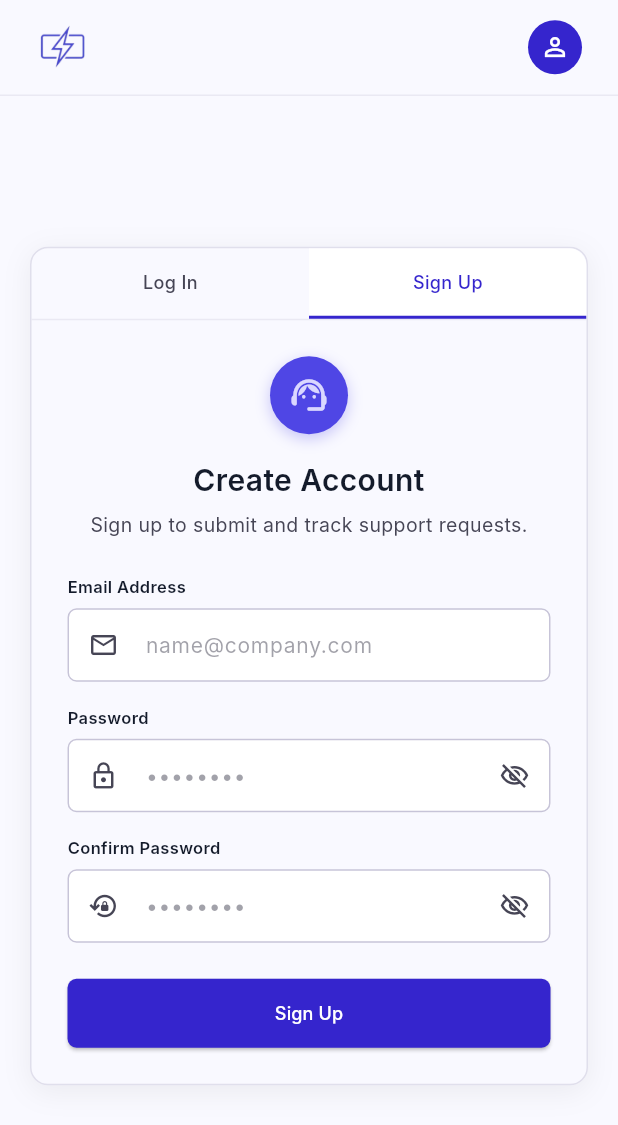
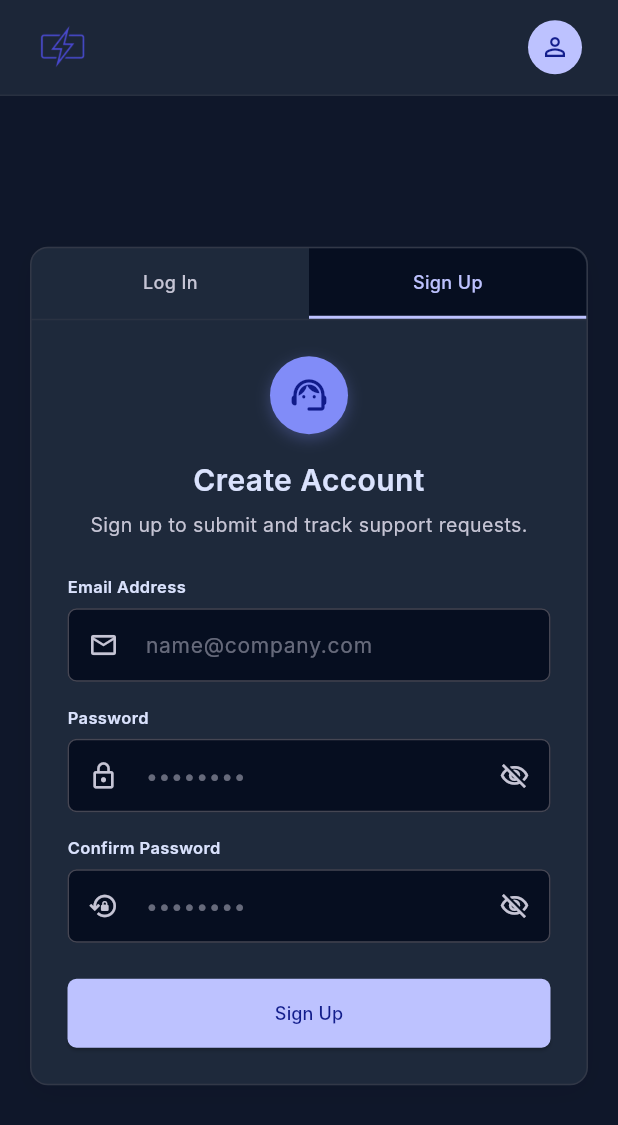
Before and after one commit to TDH9001/helpdesk_lite, a Flutter app: the screen it shows after launch, after a tap on "Sign Up", on a phone screen of 412 x 824 dp. Shown: the top 1125 px of the screen. Run offline on Flutter 3.47's test engine with Material 3 defaults, Android fonts, the phone set to English and light mode, and no system bars; our stand-ins replace device_preview_plus, flutter_bloc, go_router; Roboto replaces fonts that are missing (Inter).

Commit message:
added theme cubit added 2 buttons to controol themes

```diff
--- a/lib/core/utils/app fonts/app_fonts.dart
+++ b/lib/core/utils/app fonts/app_fonts.dart
@@ -8,6 +8,28 @@ class AppFonts {
       TextStyle(
         fontFamily: 'Cairo',
         fontSize: 14,
+        fontWeight: FontWeight.w500,
+        color: color,
+      );
+
+  TextStyle mobileCoreLanguageToggleInter12Medium(
+    BuildContext context, {
+    Color? color,
+  }) =>
+      TextStyle(
+        fontFamily: 'Inter',
+        fontSize: 12,
+        fontWeight: FontWeight.w500,
+        color: color,
+      );
+
+  TextStyle mobileCoreThemeToggleInter12Medium(
+    BuildContext context, {
+    Color? color,
+  }) =>
+      TextStyle(
+        fontFamily: 'Inter',
+        fontSize: 12,
         fontWeight: FontWeight.w500,
         color: color,
       );
--- /dev/null
+++ b/lib/core/utils/app_theme/theme_cubit/theme_cubit.dart
@@ -0,0 +1,7 @@
+import 'package:flutter_bloc/flutter_bloc.dart';
+
+enum ThemeModes { light, dark }
+
+class ThemeCubit extends Cubit<ThemeModes> {
+  ThemeCubit() : super(ThemeModes.dark);
+}
--- a/lib/main.dart
+++ b/lib/main.dart
@@ -3,6 +3,7 @@ import 'package:flutter/foundation.dart';
 import 'package:flutter/material.dart';
 import 'package:flutter_bloc/flutter_bloc.dart';
 import 'package:mvvvm_template_with_basic_services/core/utils/app_theme/app_theme.dart';
+import 'package:mvvvm_template_with_basic_services/core/utils/app_theme/theme_cubit/theme_cubit.dart';
 import 'package:mvvvm_template_with_basic_services/core/utils/localization_service/app_localizations.dart';
 import 'package:mvvvm_template_with_basic_services/core/utils/localization_service/localization_cubit/localization_cubit.dart';
 import 'package:mvvvm_template_with_basic_services/core/utils/routing_service/routing-service.dart';
@@ -12,8 +13,11 @@ void main() {
   runApp(
     DevicePreview(
       enabled: !kReleaseMode,
-      builder: (context) => BlocProvider(
-        create: (context) => LocalizationCubit(),
+      builder: (context) => MultiBlocProvider(
+        providers: [
+          BlocProvider(create: (context) => LocalizationCubit()),
+          BlocProvider(create: (context) => ThemeCubit()),
+        ],
         child: const MyApp(),
       ),
     ),
@@ -26,7 +30,8 @@ class MyApp extends StatelessWidget {
   @override
   Widget build(BuildContext context) {
     return BlocBuilder<LocalizationCubit, SupportedLanguages>(
-      builder: (context, languages) => MaterialApp.router(
+      builder: (context, languages) => BlocBuilder<ThemeCubit, ThemeModes>(
+        builder: (context, currentMode) => MaterialApp.router(
           locale: languages == SupportedLanguages.arabic
               ? const Locale('ar')
               : const Locale('en'),
@@ -35,6 +40,10 @@ class MyApp extends StatelessWidget {
           routerConfig: RoutingService.router,
           theme: AppTheme.light,
           darkTheme: AppTheme.dark,
+          themeMode: currentMode == ThemeModes.dark
+              ? ThemeMode.dark
+              : ThemeMode.light,
+        ),
       ),
     );
   }
```
Also changed, not shown: lib/core/widgets/language_toggle_widget.dart (added, +64 -0 lines), lib/core/widgets/theme_toggle_widget.dart (added, +46 -0 lines). Lines whose indentation alone changed are shown as unchanged.
